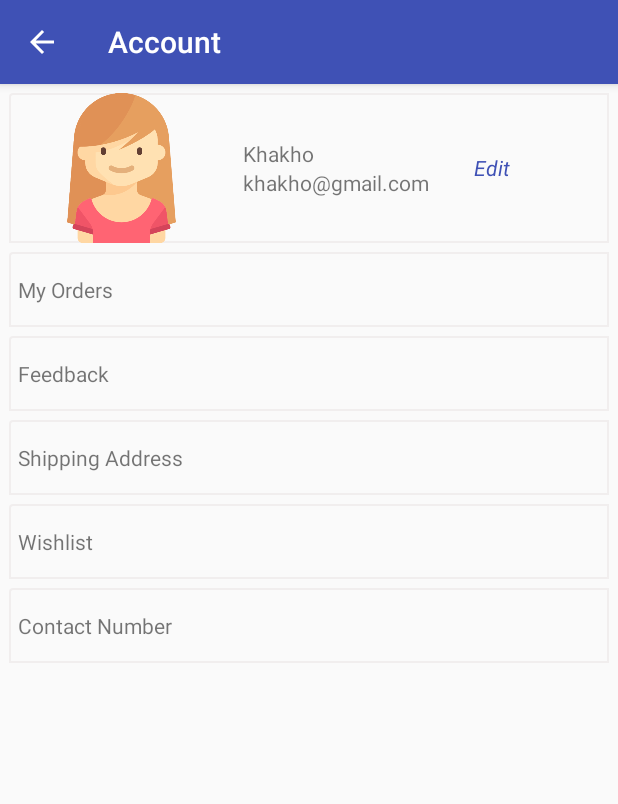
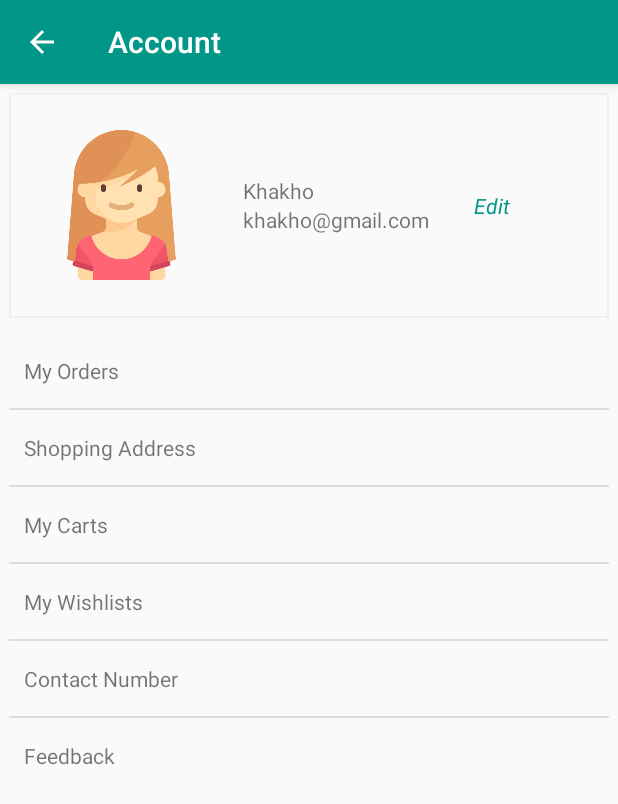
Before and after one commit to matiullah-karimi/Afghan-e-shopping, an Android app: the Account screen opened directly, with no data from a screen before it, on a phone screen of 412 x 824 dp. Shown: the top 804 px of the screen. Run offline under Robolectric (Android 15) with nearby library versions, the phone set to English and light mode, and no system bars.

Commit message:
orders added

```diff
--- a/app/src/main/java/com/matiullahkarimi/onlineshopping/Account.java
+++ b/app/src/main/java/com/matiullahkarimi/onlineshopping/Account.java
@@ -7,6 +7,8 @@ import android.support.v7.app.AppCompatActivity;
 import android.support.v7.widget.Toolbar;
 import android.view.MenuItem;
 import android.view.View;
+import android.widget.ArrayAdapter;
+import android.widget.ListView;
 
 public class Account extends AppCompatActivity {
 
@@ -19,6 +21,11 @@ public class Account extends AppCompatActivity {
 
         getSupportActionBar().setDisplayHomeAsUpEnabled(true);
         getSupportActionBar().setDisplayShowHomeEnabled(true);
+
+        ListView listView = (ListView) findViewById(R.id.listView);
+        String array [] = {"My Orders", "Shopping Address", "My Carts", "My Wishlists", "Contact Number", "Feedback"};
+        ArrayAdapter<String> arrayAdapter = new ArrayAdapter<String>(this, R.layout.list, R.id.list_text, array);
+        listView.setAdapter(arrayAdapter);
 
     }
 
--- a/app/src/main/java/com/matiullahkarimi/onlineshopping/MainActivity.java
+++ b/app/src/main/java/com/matiullahkarimi/onlineshopping/MainActivity.java
@@ -486,6 +486,4 @@ public class MainActivity extends AppCompatActivity
             }
         });
     }
-
-
 }
--- a/app/src/main/java/com/matiullahkarimi/onlineshopping/OrderDialog.java
+++ b/app/src/main/java/com/matiullahkarimi/onlineshopping/OrderDialog.java
@@ -2,9 +2,11 @@ package com.matiullahkarimi.onlineshopping;
 
 import android.app.Dialog;
 import android.app.DialogFragment;
+import android.content.Context;
 import android.content.DialogInterface;
 import android.os.Bundle;
 import android.support.v7.app.AlertDialog;
+import android.util.Log;
 import android.view.LayoutInflater;
 import android.view.View;
 import android.widget.ArrayAdapter;
@@ -67,13 +69,16 @@ public class OrderDialog extends DialogFragment {
                 // Add action buttons
                 .setPositiveButton("Order", new DialogInterface.OnClickListener() {
                     @Override
-                    public void onClick(DialogInterface dialog, int id) {
+                    public void onClick(final DialogInterface dialog, int id) {
                         String amount = Integer.toString(numberPicker.getValue());
                         String color = colorSpinner.getSelectedItem().toString();
                         String size = sizeSpinner.getSelectedItem().toString();
                         String address = addressEdit.getText().toString();
                         String contactNumber = numberEdit.getText().toString();
                         String pId = getArguments().getString("pId");
+
+                        Dialog dialogContext  = (Dialog) dialog;
+                        final Context context = dialogContext.getContext();
 
                         ProductClient client = new ProductClient();
                         client.order(pId, amount, color, size, address, contactNumber, new Helper().getToken(getActivity()),
@@ -83,8 +88,11 @@ public class OrderDialog extends DialogFragment {
                                 super.onSuccess(statusCode, headers, response);
 
                                 try {
-                                    Toast.makeText(getActivity(), response.getString("message"), Toast.LENGTH_LONG).show();
-                                } catch (JSONException e) {
+                                    Toast.makeText(context, response.getString("message"), Toast.LENGTH_LONG).show();
+                                    Log.d("sucess", response.getString("message"));
+
+
+                                } catch (Exception e) {
                                     e.printStackTrace();
                                 }
                             }
--- a/app/src/main/res/layout/content_account.xml
+++ b/app/src/main/res/layout/content_account.xml
@@ -15,7 +15,7 @@
 
     <LinearLayout
         android:layout_width="match_parent"
-        android:layout_height="wrap_content"
+        android:layout_height="150dp"
         android:orientation="horizontal"
         android:background="@drawable/border"
         >
@@ -23,7 +23,8 @@
         <ImageView
             android:layout_width="150dp"
             android:layout_height="100dp"
-            android:src="@drawable/girl3"/>
+            android:src="@drawable/girl3"
+            android:layout_gravity="center_vertical"/>
 
         <LinearLayout
             android:layout_width="wrap_content"
@@ -51,68 +52,11 @@
             android:layout_gravity="center_vertical"/>
 
     </LinearLayout>
-    <LinearLayout
+    <ListView
         android:layout_width="match_parent"
-        android:layout_height="50dp"
-        android:background="@drawable/border"
-        android:layout_marginTop="@dimen/activity_horizontal_margin"
-        android:paddingLeft="@dimen/activity_horizontal_margin">
-        <TextView
-            android:layout_width="match_parent"
-            android:layout_height="wrap_content"
-            android:layout_gravity="center_vertical"
-            android:text="My Orders"/>
-    </LinearLayout>
+        android:layout_height="wrap_content"
+        android:id="@+id/listView"
+        android:layout_marginTop="10dp">
 
-    <LinearLayout
-        android:layout_width="match_parent"
-        android:layout_height="50dp"
-        android:background="@drawable/border"
-        android:layout_marginTop="@dimen/activity_horizontal_margin"
-        android:paddingLeft="@dimen/activity_horizontal_margin">
-        <TextView
-            android:layout_width="match_parent"
-            android:layout_height="wrap_content"
-            android:layout_gravity="center_vertical"
-            android:text="Feedback"/>
-    </LinearLayout>
-
-    <LinearLayout
-        android:layout_width="match_parent"
-        android:layout_height="50dp"
-        android:background="@drawable/border"
-        android:layout_marginTop="@dimen/activity_horizontal_margin"
-        android:paddingLeft="@dimen/activity_horizontal_margin">
-        <TextView
-            android:layout_width="match_parent"
-            android:layout_height="wrap_content"
-            android:layout_gravity="center_vertical"
-            android:text="Shipping Address"/>
-    </LinearLayout>
-
-    <LinearLayout
-        android:layout_width="match_parent"
-        android:layout_height="50dp"
-        android:background="@drawable/border"
-        android:layout_marginTop="@dimen/activity_horizontal_margin"
-        android:paddingLeft="@dimen/activity_horizontal_margin">
-        <TextView
-            android:layout_width="match_parent"
-            android:layout_height="wrap_content"
-            android:layout_gravity="center_vertical"
-            android:text="Wishlist"/>
-    </LinearLayout>
-
-    <LinearLayout
-        android:layout_width="match_parent"
-        android:layout_height="50dp"
-        android:background="@drawable/border"
-        android:layout_marginTop="@dimen/activity_horizontal_margin"
-        android:paddingLeft="@dimen/activity_horizontal_margin">
-        <TextView
-            android:layout_width="match_parent"
-            android:layout_height="wrap_content"
-            android:layout_gravity="center_vertical"
-            android:text="Contact Number"/>
-    </LinearLayout>
+    </ListView>
 </LinearLayout>
--- a/app/src/main/res/layout/content_main.xml
+++ b/app/src/main/res/layout/content_main.xml
@@ -18,6 +18,7 @@
     </android.support.v4.widget.SwipeRefreshLayout>
     <TabHost xmlns:android="http://schemas.android.com/apk/res/android"
         android:id="@+id/tabHost"
+        android:theme="@style/AppTheme"
         android:layout_width="fill_parent"
         android:layout_height="fill_parent">
         <RelativeLayout
--- a/app/src/main/res/layout/content_product_detail.xml
+++ b/app/src/main/res/layout/content_product_detail.xml
@@ -41,7 +41,7 @@
                         android:id="@+id/dImage"
                         android:transitionName="profile"
                         android:layout_height="300dp"
-                        android:src="@drawable/thief"/>
+                        />
                     <LinearLayout
                         android:layout_width="match_parent"
                         android:layout_height="wrap_content"
--- a/app/src/main/res/layout/item_list.xml
+++ b/app/src/main/res/layout/item_list.xml
@@ -24,7 +24,6 @@
             android:layout_height="200dp"
             android:id="@+id/pImage"
             android:transitionName="profile"
-            android:src="@drawable/arab"
             android:layout_gravity="center_horizontal" />
 
         <LinearLayout
--- /dev/null
+++ b/app/src/main/res/layout/list.xml
@@ -0,0 +1,15 @@
+<?xml version="1.0" encoding="utf-8"?>
+<LinearLayout xmlns:android="http://schemas.android.com/apk/res/android"
+    android:orientation="vertical"
+    android:layout_width="match_parent"
+    android:layout_height="50dp"
+    android:gravity="center_vertical"
+
+    android:padding="10dp">
+    <TextView
+        android:layout_width="wrap_content"
+        android:layout_height="wrap_content"
+        android:text="New Text"
+        android:layout_gravity="center_vertical"
+        android:id="@+id/list_text" />
+</LinearLayout>
--- a/app/src/main/res/layout/nav_header_main.xml
+++ b/app/src/main/res/layout/nav_header_main.xml
@@ -2,7 +2,7 @@
 <LinearLayout xmlns:android="http://schemas.android.com/apk/res/android"
     android:layout_width="match_parent"
     android:layout_height="@dimen/nav_header_height"
-    android:background="@drawable/side_nav_bar"
+    android:background="#009688"
     android:gravity="bottom"
     android:orientation="vertical"
     android:paddingBottom="@dimen/activity_vertical_margin"
--- a/app/src/main/res/menu/activity_main_drawer.xml
+++ b/app/src/main/res/menu/activity_main_drawer.xml
@@ -1,7 +1,7 @@
 <?xml version="1.0" encoding="utf-8"?>
 <menu xmlns:android="http://schemas.android.com/apk/res/android">
 
-    <group android:checkableBehavior="single">
+    <group>
         <item
             android:id="@+id/nav_account"
             android:icon="@drawable/account_circle"
--- a/app/src/main/res/values-v21/styles.xml
+++ b/app/src/main/res/values-v21/styles.xml
@@ -5,7 +5,7 @@
         <item name="windowNoTitle">true</item>
         <item name="android:windowDrawsSystemBarBackgrounds">true</item>
         <item name="android:statusBarColor">@android:color/transparent</item>
-        <item name="android:colorButtonNormal">@color/colorPrimary</item>
-        <item name="android:colorControlHighlight">@color/colorPrimaryDark</item>
+        <item name="android:colorButtonNormal">@color/buttonColor</item>
+        <item name="android:colorControlHighlight">@color/buttonColor</item>
     </style>
 </resources>
--- a/app/src/main/res/values/colors.xml
+++ b/app/src/main/res/values/colors.xml
@@ -1,9 +1,10 @@
 <?xml version="1.0" encoding="utf-8"?>
 <resources>
-    <color name="colorPrimary">#3F51B5</color>
-    <color name="colorPrimaryDark">#303F9F</color>
-    <color name="colorAccent">#FF4081</color>
+    <color name="colorPrimary">#009688</color>
+    <color name="colorPrimaryDark">#00695c</color>
+    <color name="colorAccent">#9c27b0</color>
     <color name="white">#FFF</color>
+    <color name="buttonColor">#00bcd4</color>
     <color name="borderColor">#f1eeee</color>
     <color name="red">#df0a0a</color>
 </resources>
--- a/app/src/main/res/values/styles.xml
+++ b/app/src/main/res/values/styles.xml
@@ -7,8 +7,8 @@
         <item name="colorPrimaryDark">@color/colorPrimaryDark</item>
         <item name="colorAccent">@color/colorAccent</item>
 
-        <item name="colorButtonNormal">@color/colorPrimary</item>
-        <item name="colorControlHighlight">@color/colorPrimaryDark</item>
+        <item name="colorButtonNormal">@color/buttonColor</item>
+        <item name="colorControlHighlight">@color/buttonColor</item>
     </style>
 
     <style name="AppTheme.NoActionBar">
```
Also changed, not shown: app/src/main/res/drawable/arab.png (deleted), app/src/main/res/drawable/captain.png (deleted), app/src/main/res/drawable/doctor.png (deleted), app/src/main/res/drawable/judge.png (deleted), app/src/main/res/drawable/monk.png (deleted), app/src/main/res/drawable/thief.png (deleted), app/src/main/res/drawable/woman.png (deleted).
